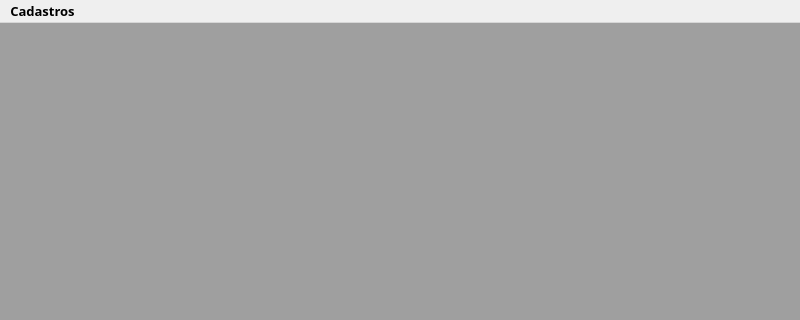
This is app/views/ui/main_window.ui in RafaelOmega/Sistema_Fabrica as Qt 5 draws it before an edit; both pictures show x 0 to 800 and y 0 to 320 of the 800 by 600 pixel window. The edited form follows.
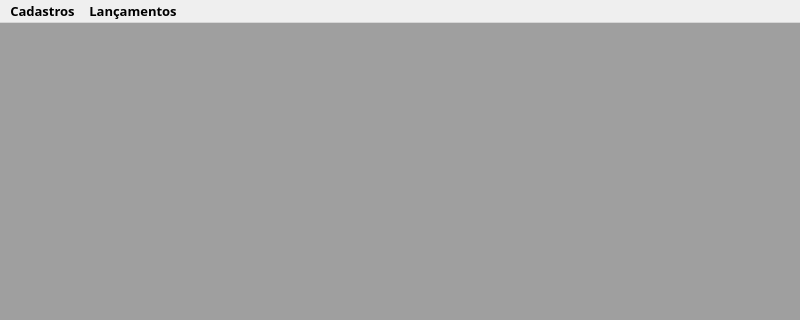
This is the edited form.

What changed in the file:
```diff
--- a/app/views/ui/main_window.ui
+++ b/app/views/ui/main_window.ui
@@ -173,7 +173,14 @@
     <addaction name="actionProdutos"/>
     <addaction name="actionMotivo_Entrada"/>
    </widget>
+   <widget class="QMenu" name="menuLan_amentos">
+    <property name="title">
+     <string>Lançamentos</string>
+    </property>
+    <addaction name="actionEntrada"/>
+   </widget>
    <addaction name="menuCadastros"/>
+   <addaction name="menuLan_amentos"/>
   </widget>
   <action name="actionProdutos">
    <property name="text">
```
Left out of the diff: 5 changed lines with no effect on the pictures.
